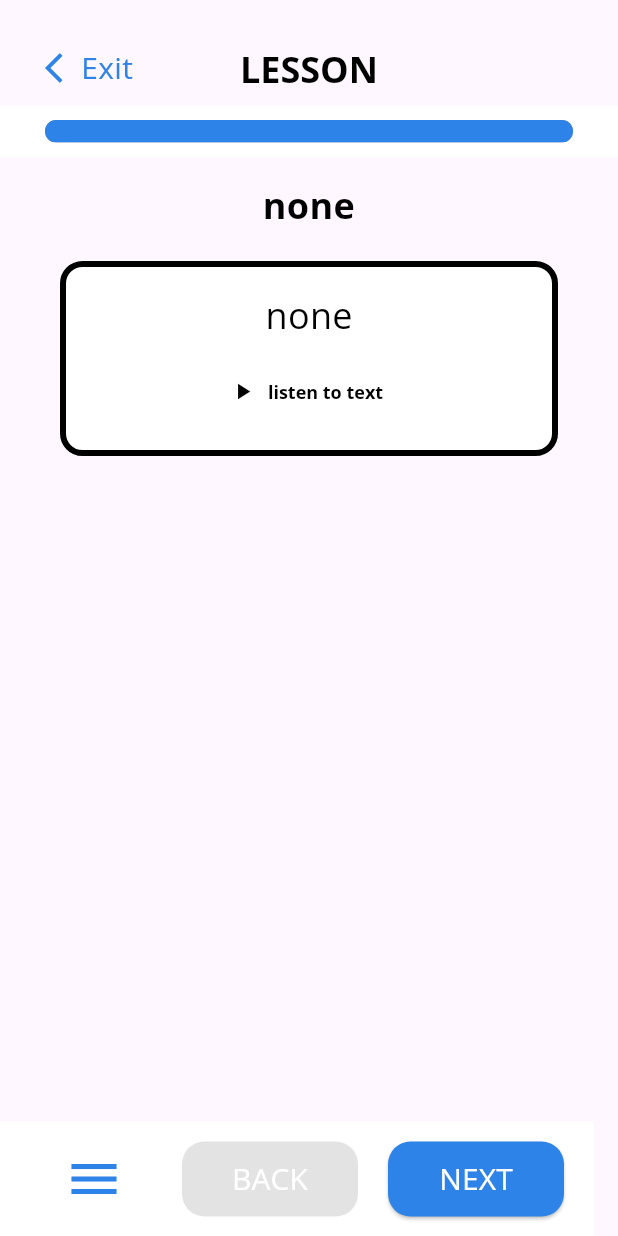
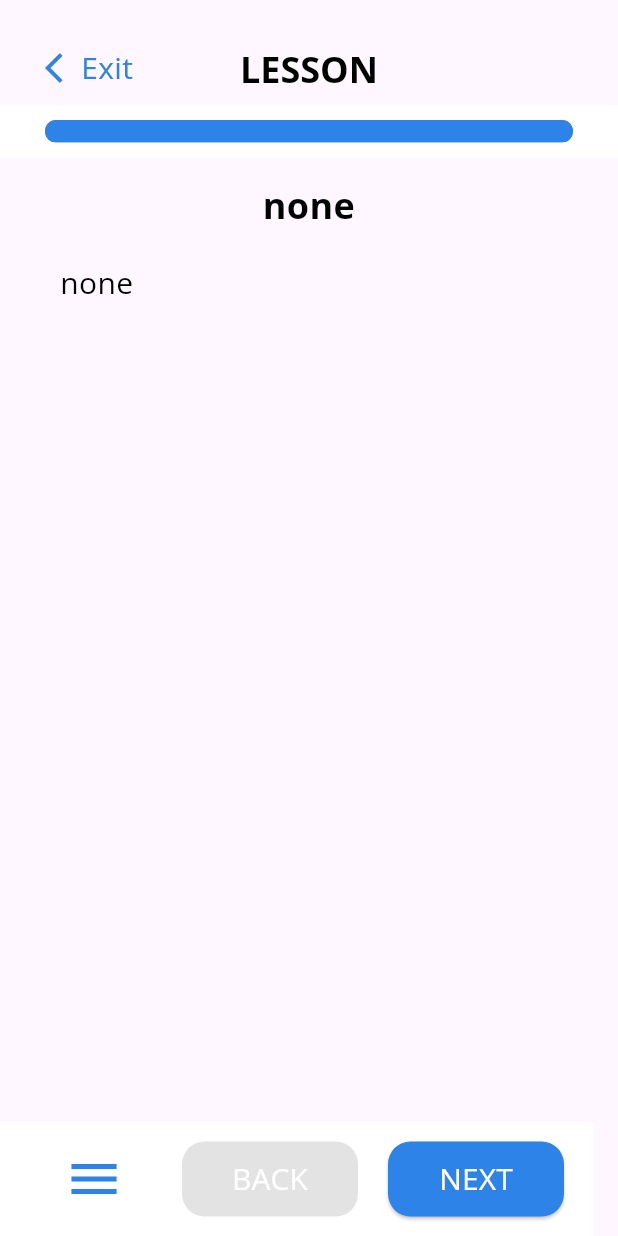
Before and after one commit to JasonXing1234/Gamified-Education-App, a Flutter app: the ReadingsScreen screen opened directly with empty values, on a phone screen of 412 x 824 dp. Run offline on Flutter 3.47's test engine with Material 3 defaults, Android fonts, the phone set to English and light mode, and no system bars; our stand-ins replace equatable, firebase_auth, firebase_core, firebase_database, firebase_messaging, font_awesome_flutter and 1 more; accounts and stored records are empty.

Commit message:
Testing the removal of textboxes for the readings

```diff
--- a/lib/components/reading/readings_screen.dart
+++ b/lib/components/reading/readings_screen.dart
@@ -377,7 +377,7 @@ class _ReadingsScreenState extends State<ReadingsScreen> {
                             itemBuilder: (context, index) {
                               return Padding(
                                 padding: const EdgeInsets.symmetric(vertical: 10.0), // Adjust the padding as needed
-                                child: TextBox(currentText: currentReadingPage.text[index]),
+                                child: Text(currentReadingPage.text[index], style: textStyles.mediumBodyText),   //TextBox(currentText: currentReadingPage.text[index]),
                               );
                             },
                           )) : TextBox(currentText: "Click next"),
@@ -450,12 +450,12 @@ class _ReadingsScreenState extends State<ReadingsScreen> {
                             ),
 
                           const SizedBox(
-                            height: 20,
+                            height: 10,
                           ),
 
                           currentReadingPage.photo == "no" ? const SizedBox.shrink() : Image.asset(currentReadingPage.photo),
                           const SizedBox(
-                            height: 60,
+                            height: 70,
                           ),
                         ],
                       ),
```
